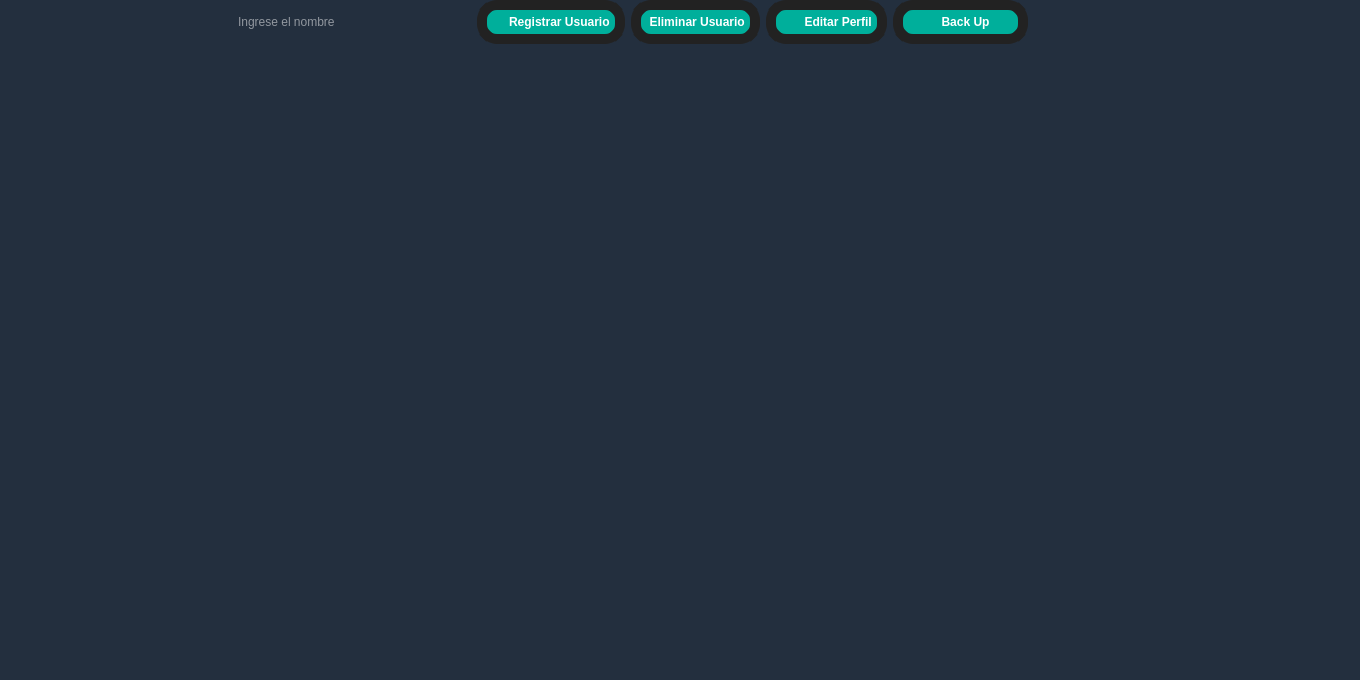
This is DB/DB.ui in juanMartinAlvarez/STP_DB as Qt 5 draws it before an edit. The edited form follows.
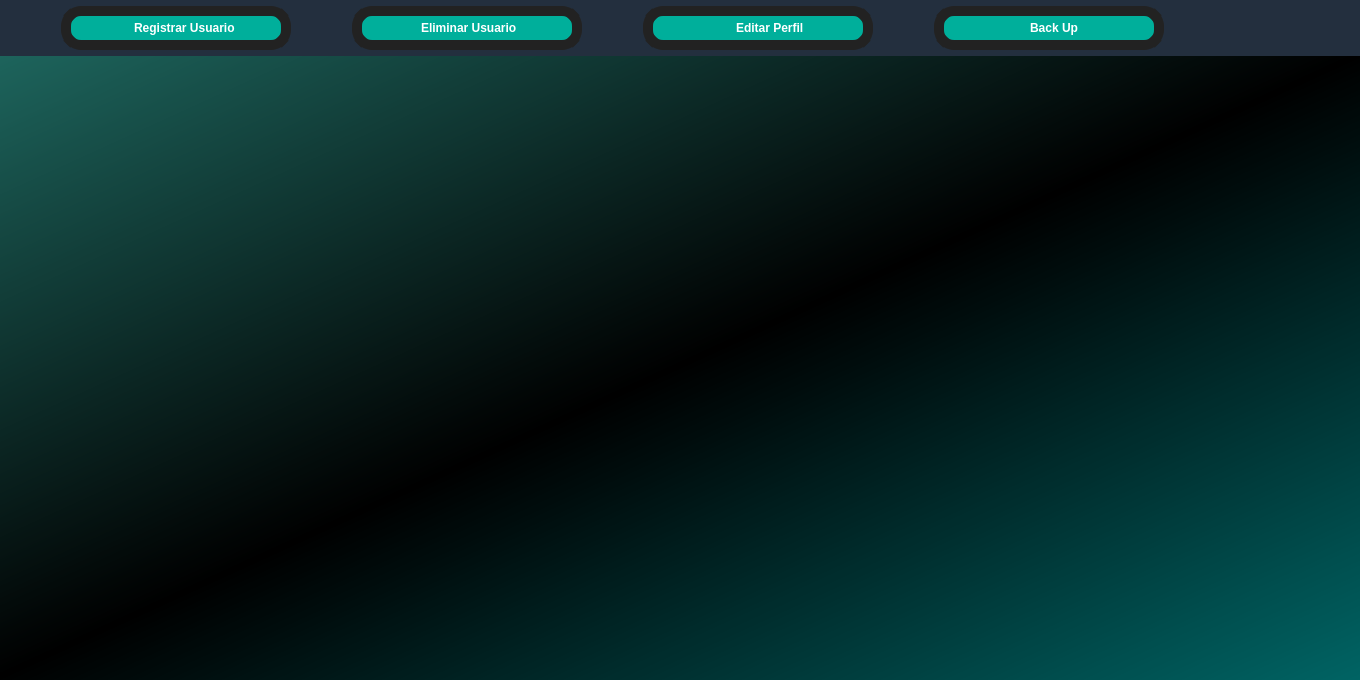
This is the edited form. Icons and pictures are not drawn.

Commit message: update DB Ui's

Diff of the .ui file:
```diff
--- a/DB/DB.ui
+++ b/DB/DB.ui
@@ -30,7 +30,7 @@
 	selection-color: #000;
 }</string>
   </property>
-  <layout class="QGridLayout" name="gridLayout_2">
+  <layout class="QVBoxLayout" name="verticalLayout">
    <property name="leftMargin">
     <number>0</number>
    </property>
@@ -43,7 +43,7 @@
    <property name="bottomMargin">
     <number>0</number>
    </property>
-   <item row="0" column="0">
+   <item>
     <widget class="QFrame" name="Menuprincipal">
      <property name="sizePolicy">
       <sizepolicy hsizetype="Preferred" vsizetype="Preferred">
@@ -111,49 +111,20 @@
      </property>
      <layout class="QHBoxLayout" name="horizontalLayout_3">
       <property name="spacing">
+       <number>20</number>
+      </property>
+      <property name="leftMargin">
+       <number>20</number>
+      </property>
+      <property name="topMargin">
        <number>6</number>
       </property>
-      <property name="leftMargin">
-       <number>0</number>
-      </property>
-      <property name="topMargin">
-       <number>0</number>
-      </property>
       <property name="rightMargin">
        <number>0</number>
       </property>
       <property name="bottomMargin">
        <number>0</number>
       </property>
-      <item>
-       <spacer name="horizontalSpacer">
-        <property name="orientation">
-         <enum>Qt::Horizontal</enum>
-        </property>
-        <property name="sizeHint" stdset="0">
-         <size>
-          <width>20</width>
-          <height>20</height>
-         </size>
-        </property>
-       </spacer>
-      </item>
-      <item>
-       <widget class="QLineEdit" name="lineEdit">
-        <property name="sizePolicy">
-         <sizepolicy hsizetype="Expanding" vsizetype="Fixed">
-          <horstretch>0</horstretch>
-          <verstretch>0</verstretch>
-         </sizepolicy>
-        </property>
-        <property name="placeholderText">
-         <string>Ingrese el nombre</string>
-        </property>
-        <property name="clearButtonEnabled">
-         <bool>true</bool>
-        </property>
-       </widget>
-      </item>
       <item>
        <widget class="QPushButton" name="Registrar_btn">
         <property name="sizePolicy">
@@ -168,6 +139,12 @@
           <height>0</height>
          </size>
         </property>
+        <property name="maximumSize">
+         <size>
+          <width>230</width>
+          <height>16777215</height>
+         </size>
+        </property>
         <property name="font">
          <font>
           <weight>75</weight>
@@ -209,6 +186,12 @@
           <height>0</height>
          </size>
         </property>
+        <property name="maximumSize">
+         <size>
+          <width>230</width>
+          <height>16777215</height>
+         </size>
+        </property>
         <property name="font">
          <font>
           <weight>75</weight>
@@ -260,6 +243,12 @@
           <height>0</height>
          </size>
         </property>
+        <property name="maximumSize">
+         <size>
+          <width>230</width>
+          <height>16777215</height>
+         </size>
+        </property>
         <property name="font">
          <font>
           <weight>75</weight>
@@ -287,7 +276,7 @@
         </property>
        </widget>
       </item>
-      <item alignment="Qt::AlignRight">
+      <item>
        <widget class="QPushButton" name="BackUp_btn">
         <property name="sizePolicy">
          <sizepolicy hsizetype="Preferred" vsizetype="Preferred">
@@ -301,6 +290,12 @@
           <height>0</height>
          </size>
         </property>
+        <property name="maximumSize">
+         <size>
+          <width>230</width>
+          <height>16777215</height>
+         </size>
+        </property>
         <property name="font">
          <font>
           <weight>75</weight>
@@ -352,19 +347,6 @@
         </property>
        </widget>
       </item>
-      <item>
-       <spacer name="horizontalSpacer_2">
-        <property name="orientation">
-         <enum>Qt::Horizontal</enum>
-        </property>
-        <property name="sizeHint" stdset="0">
-         <size>
-          <width>100</width>
-          <height>20</height>
-         </size>
-        </property>
-       </spacer>
-      </item>
       <item>
        <widget class="QPushButton" name="salir">
         <property name="sizePolicy">
@@ -412,13 +394,13 @@
      </layout>
     </widget>
    </item>
-   <item row="1" column="0">
+   <item>
     <widget class="QFrame" name="stage">
      <property name="enabled">
       <bool>true</bool>
      </property>
      <property name="sizePolicy">
-      <sizepolicy hsizetype="Preferred" vsizetype="Expanding">
+      <sizepolicy hsizetype="Expanding" vsizetype="Expanding">
        <horstretch>0</horstretch>
        <verstretch>0</verstretch>
       </sizepolicy>
@@ -430,7 +412,7 @@
       </size>
      </property>
      <property name="styleSheet">
-      <string notr="true"/>
+      <string notr="true">background-color: qlineargradient(spread:pad, x1:0, y1:0, x2:1, y2:1, stop:0 rgba(29, 100, 92, 255), stop:0.497326 rgba(0, 0, 0, 255), stop:1 rgba(0, 100, 100, 255));</string>
      </property>
      <property name="frameShape">
       <enum>QFrame::StyledPanel</enum>
@@ -438,7 +420,23 @@
      <property name="frameShadow">
       <enum>QFrame::Raised</enum>
      </property>
-     <layout class="QGridLayout" name="gridLayout"/>
+     <layout class="QGridLayout" name="gridLayout">
+      <property name="leftMargin">
+       <number>0</number>
+      </property>
+      <property name="topMargin">
+       <number>0</number>
+      </property>
+      <property name="rightMargin">
+       <number>0</number>
+      </property>
+      <property name="bottomMargin">
+       <number>0</number>
+      </property>
+      <property name="spacing">
+       <number>0</number>
+      </property>
+     </layout>
     </widget>
    </item>
   </layout>
```
The commit also changes 5 other files.
